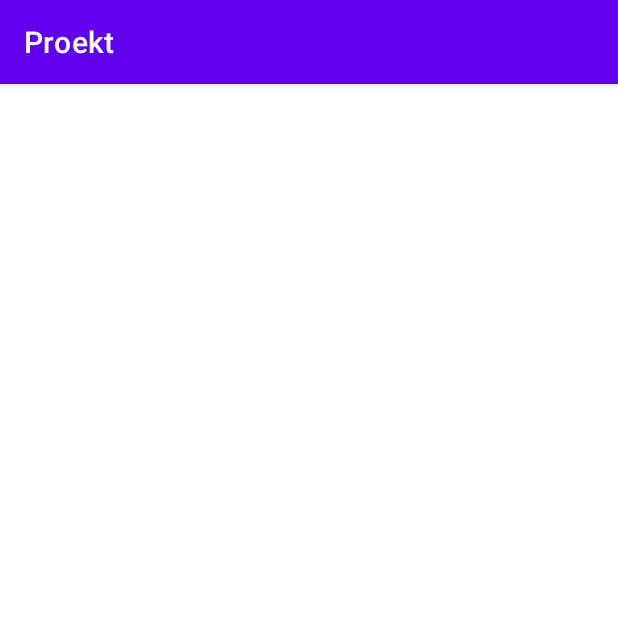
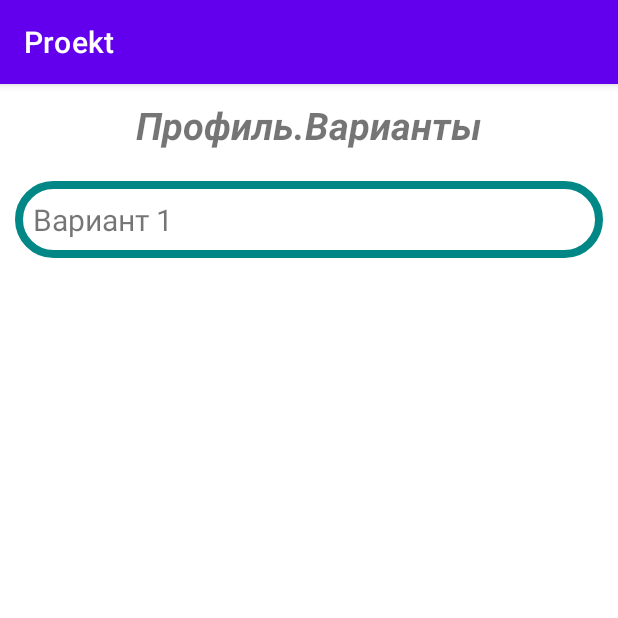
Before and after one commit to igor05max/Proekt, an Android app: the WariantProfActivity screen opened directly, with no data from a screen before it, on a phone screen of 412 x 824 dp, the top half of it. Run offline under Robolectric (Android 15) with nearby library versions, the phone set to English and light mode, and no system bars.

Commit message:
Initial commit

```diff
--- a/app/src/main/AndroidManifest.xml
+++ b/app/src/main/AndroidManifest.xml
@@ -16,6 +16,9 @@
         android:supportsRtl="true"
         android:theme="@style/Theme.Proekt"
         tools:targetApi="31">
+        <activity
+            android:name=".WRActivity"
+            android:exported="false" />
         <activity
             android:name=".WariantProfActivity"
             android:exported="false" />
@@ -39,7 +42,7 @@
         </activity>
         <activity
             android:name=".MainActivity"
-            android:exported="false"></activity>
+            android:exported="false" />
     </application>
 
 </manifest>
--- a/app/src/main/java/com/example/proekt/WariantProfActivity.java
+++ b/app/src/main/java/com/example/proekt/WariantProfActivity.java
@@ -3,12 +3,27 @@ package com.example.proekt;
 import androidx.appcompat.app.AppCompatActivity;
 
 import android.os.Bundle;
+import android.view.View;
+import android.widget.TextView;
 
-public class WariantProfActivity extends AppCompatActivity {
+public class WariantProfActivity extends AppCompatActivity implements View.OnClickListener {
 
     @Override
     protected void onCreate(Bundle savedInstanceState) {
         super.onCreate(savedInstanceState);
         setContentView(R.layout.activity_wariant_prof);
+        TextView textView = findViewById(R.id.w1);
+        textView.setOnClickListener(this);
     }
+
+    @Override
+    public void onClick(View v) {
+        switch (v.getId()) {
+            case R.id.w1:
+
+                break;
+        }
+    }
+
+
 }
--- a/app/src/main/res/layout/activity_wariant_prof.xml
+++ b/app/src/main/res/layout/activity_wariant_prof.xml
@@ -1,9 +1,55 @@
 <?xml version="1.0" encoding="utf-8"?>
-<androidx.constraintlayout.widget.ConstraintLayout xmlns:android="http://schemas.android.com/apk/res/android"
+<LinearLayout xmlns:android="http://schemas.android.com/apk/res/android"
     xmlns:app="http://schemas.android.com/apk/res-auto"
     xmlns:tools="http://schemas.android.com/tools"
     android:layout_width="match_parent"
     android:layout_height="match_parent"
+    android:orientation="vertical"
     tools:context=".WariantProfActivity">
 
-</androidx.constraintlayout.widget.ConstraintLayout>
+    <TextView
+        android:layout_width="match_parent"
+        android:layout_height="wrap_content"
+        android:textSize="25dp"
+        android:text="Профиль.Варианты"
+        android:textStyle="bold|italic"
+        android:gravity="center"
+        android:layout_marginTop="10dp"
+        />
+
+    <ScrollView
+        android:layout_width="match_parent"
+        android:layout_height="match_parent"
+        android:layout_marginTop="10dp"
+        android:layout_margin="10dp"
+        >
+
+        <LinearLayout
+            android:layout_width="match_parent"
+            android:layout_height="wrap_content"
+            android:orientation="vertical" >
+
+            <LinearLayout
+                android:layout_width="match_parent"
+                android:layout_height="wrap_content"
+                android:layout_marginTop="10dp"
+                android:layout_marginBottom="10dp"
+                android:background="@drawable/input"
+                >
+                <TextView
+                    android:id="@+id/w1"
+                    android:layout_width="match_parent"
+                    android:layout_height="wrap_content"
+                    android:text="Вариант 1"
+                    android:textSize="20dp"
+                    android:layout_margin="12dp"
+                />
+            </LinearLayout>
+
+
+        </LinearLayout>
+
+    </ScrollView>
+
+
+</LinearLayout>
```
Also changed, not shown: app/src/main/java/com/example/proekt/WRActivity.java (added, +14 -0 lines), app/src/main/res/layout/activity_wractivity.xml (added, +13 -0 lines).
